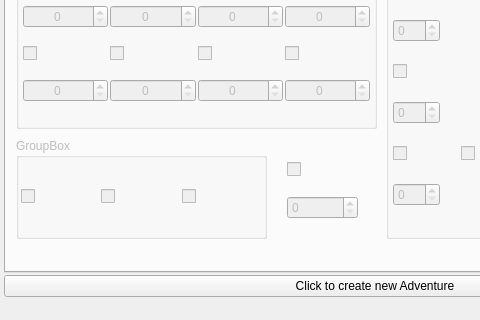
This is save editor/SS_SaveEditor/forms/mainwindow.ui in Antidote/skyward-sword-save-editor as Qt 5 draws it before an edit; both pictures show x 0 to 480 and y 230 to 550 of the 750 by 550 pixel window. The edited form follows.
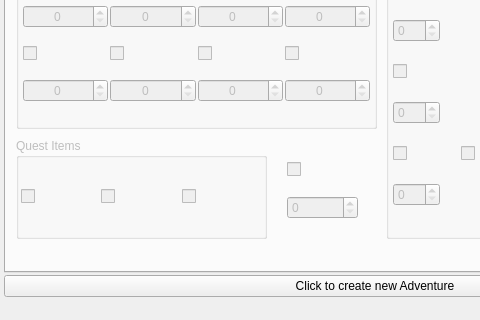
This is the edited form. The open tabs and pages were chosen to show the change. Icons and pictures are not drawn.

What changed in the file:
```diff
--- a/save editor/SS_SaveEditor/forms/mainwindow.ui
+++ b/save editor/SS_SaveEditor/forms/mainwindow.ui
@@ -2421,7 +2421,7 @@
          </rect>
         </property>
         <property name="title">
-         <string>GroupBox</string>
+         <string>Quest Items</string>
         </property>
         <layout class="QGridLayout" name="gridLayout_13">
          <property name="margin">
```
Left out of the diff: 40 changed lines with no effect on the pictures.
